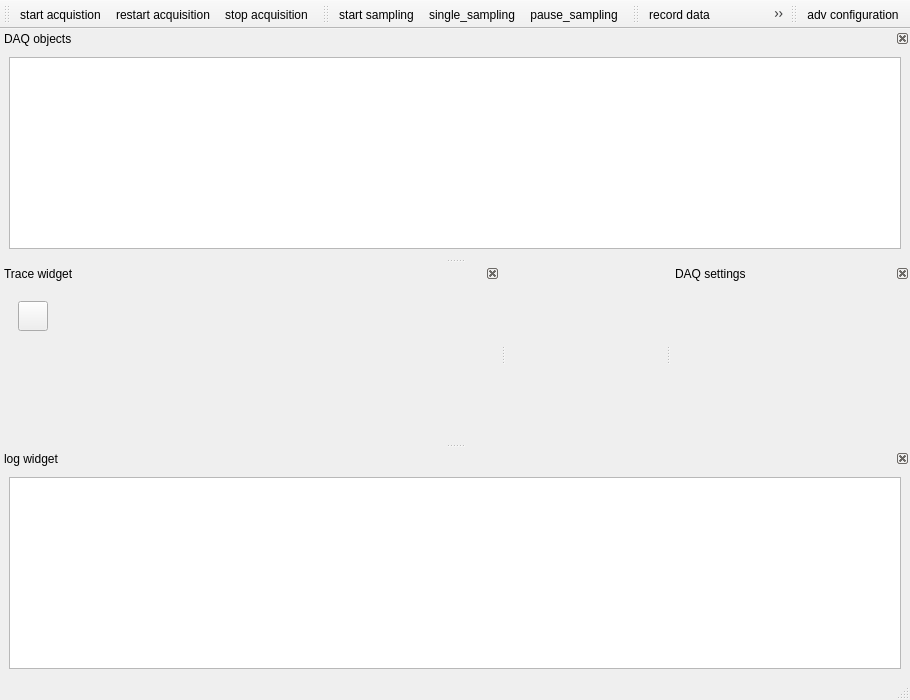
Above: cronoacqdlg.ui from fsch-d/cronoacq before the change. Below: the same form after it.
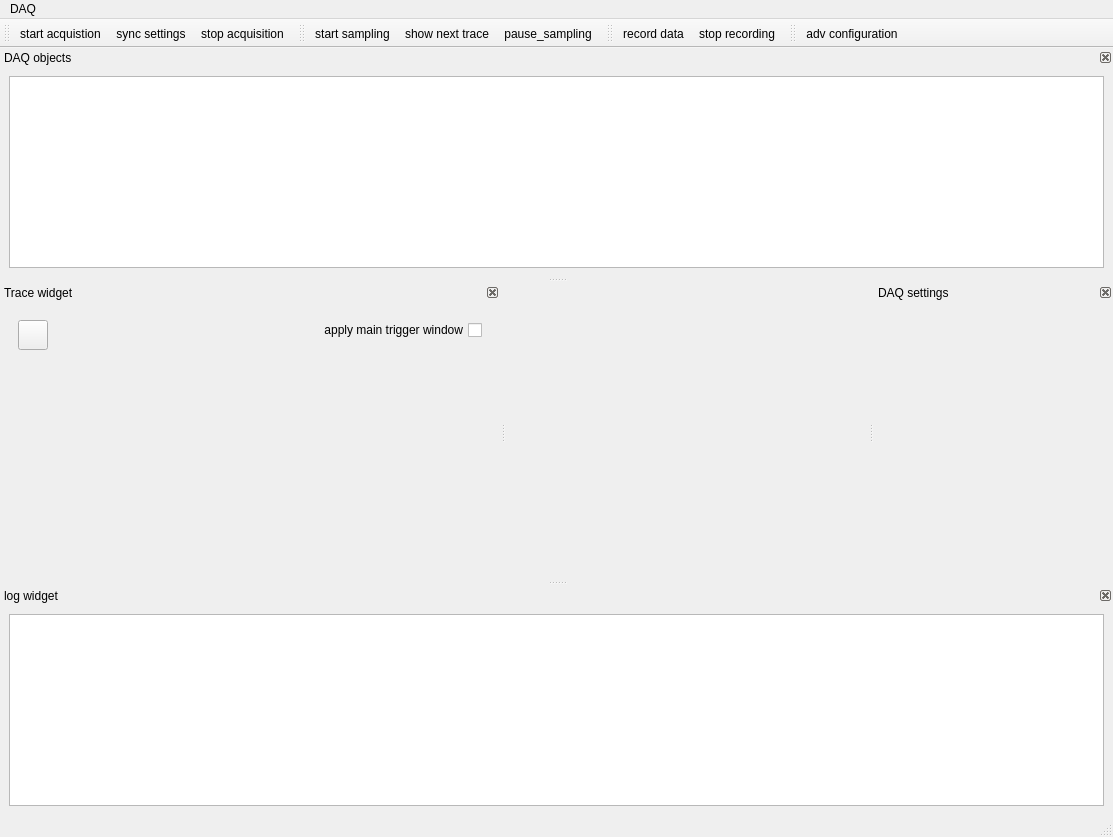
That is the form after the change. Icons and pictures are not drawn. Custom widgets are drawn as their Qt base class.

Diff of the .ui file:
```diff
--- a/cronoacqdlg.ui
+++ b/cronoacqdlg.ui
@@ -9,8 +9,8 @@
    <rect>
     <x>0</x>
     <y>0</y>
-    <width>910</width>
-    <height>700</height>
+    <width>1113</width>
+    <height>837</height>
    </rect>
   </property>
   <property name="sizePolicy">
@@ -101,7 +101,7 @@
    <property name="minimumSize">
     <size>
      <width>274</width>
-     <height>139</height>
+     <height>144</height>
     </size>
    </property>
    <property name="features">
@@ -229,6 +229,16 @@
           </property>
          </widget>
         </item>
+        <item row="0" column="1">
+         <widget class="QCheckBox" name="maintrigger">
+          <property name="layoutDirection">
+           <enum>Qt::RightToLeft</enum>
+          </property>
+          <property name="text">
+           <string>apply main trigger window</string>
+          </property>
+         </widget>
+        </item>
        </layout>
       </widget>
      </item>
@@ -291,6 +301,34 @@
    </attribute>
    <addaction name="actionadv_configuration"/>
   </widget>
+  <widget class="QMenuBar" name="menuBar">
+   <property name="geometry">
+    <rect>
+     <x>0</x>
+     <y>0</y>
+     <width>1113</width>
+     <height>22</height>
+    </rect>
+   </property>
+   <widget class="QMenu" name="menuDAQ">
+    <property name="title">
+     <string>DAQ</string>
+    </property>
+    <addaction name="actionstart_acquistion"/>
+    <addaction name="actionrestart_acquisition"/>
+    <addaction name="actionstop_acquisition"/>
+    <addaction name="separator"/>
+    <addaction name="actionstart_sampling"/>
+    <addaction name="actionsingle_sampling"/>
+    <addaction name="actionpause_sampling"/>
+    <addaction name="separator"/>
+    <addaction name="actionrecord_data"/>
+    <addaction name="actionstop_recording"/>
+    <addaction name="separator"/>
+    <addaction name="actionadv_configuration"/>
+   </widget>
+   <addaction name="menuDAQ"/>
+  </widget>
   <action name="actionstart_acquistion">
    <property name="icon">
     <iconset resource="cronoacq_ressources.qrc">
@@ -306,7 +344,7 @@
      <normaloff>:/icons/restartacq.svg</normaloff>:/icons/restartacq.svg</iconset>
    </property>
    <property name="text">
-    <string>restart acquisition</string>
+    <string>sync settings</string>
    </property>
   </action>
   <action name="actionstop_acquisition">
@@ -333,7 +371,10 @@
      <normaloff>:/icons/repeatonce.svg</normaloff>:/icons/repeatonce.svg</iconset>
    </property>
    <property name="text">
-    <string>single_sampling</string>
+    <string>show next trace</string>
+   </property>
+   <property name="toolTip">
+    <string>show next trace</string>
    </property>
   </action>
   <action name="actionpause_sampling">
```
